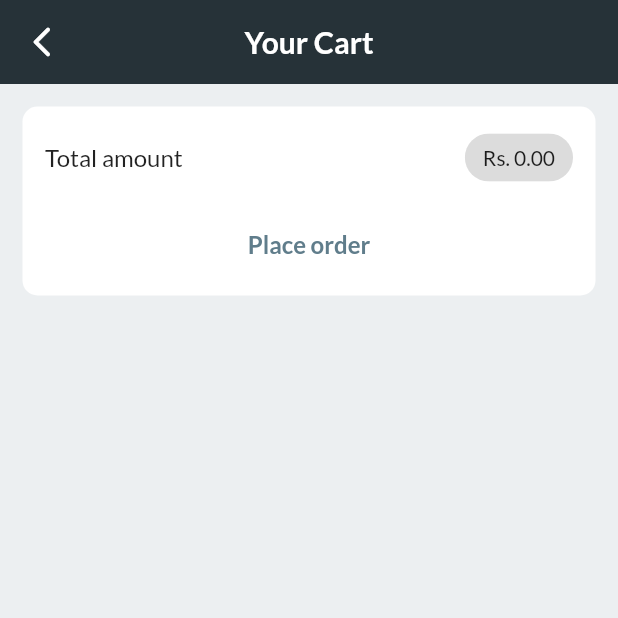
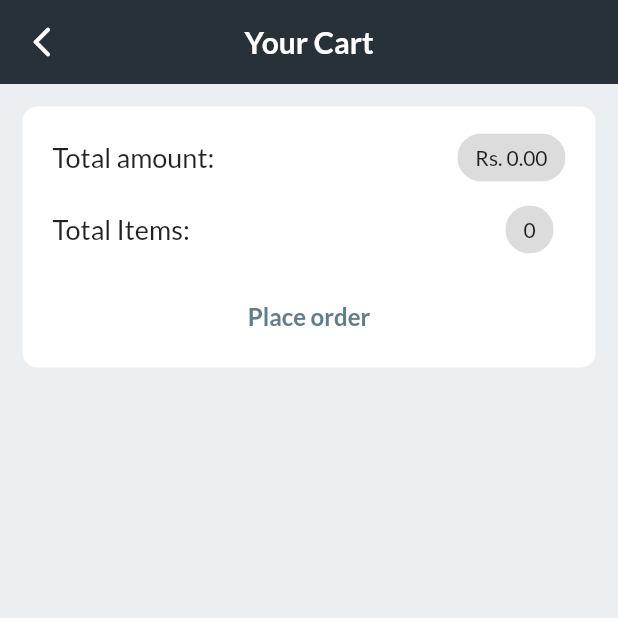
Before and after one commit to Basith-P/ebuy, a Flutter app: the CartPage screen opened by its route, on a phone screen of 412 x 824 dp, the top half of it. Run offline on Flutter 3.47's test engine with Material 2 defaults, Android fonts, the phone set to English and light mode, and no system bars; network calls fail.

Commit message:
Change cart item syling

```diff
--- a/lib/pages/cart_page.dart
+++ b/lib/pages/cart_page.dart
@@ -28,7 +28,7 @@ class CartPage extends StatelessWidget {
             ),
             margin: const EdgeInsets.all(15),
             child: Padding(
-              padding: const EdgeInsets.symmetric(vertical: 10, horizontal: 15),
+              padding: const EdgeInsets.symmetric(vertical: 10, horizontal: 20),
               child: Column(
                 crossAxisAlignment: CrossAxisAlignment.stretch,
                 children: [
@@ -36,11 +36,23 @@ class CartPage extends StatelessWidget {
                     mainAxisAlignment: MainAxisAlignment.spaceBetween,
                     children: [
                       const Text(
-                        'Total amount',
-                        style: TextStyle(fontSize: 16),
+                        'Total amount:',
+                        style: TextStyle(fontSize: 18),
                       ),
                       Chip(
                         label: Text('Rs. ${cart.totalAmount.toStringAsFixed(2)}'),
+                      )
+                    ],
+                  ),
+                  Row(
+                    mainAxisAlignment: MainAxisAlignment.spaceBetween,
+                    children: [
+                      const Text(
+                        'Total Items:',
+                        style: TextStyle(fontSize: 18),
+                      ),
+                      Chip(
+                        label: Text(cart.items.length.toString()),
                       )
                     ],
                   ),
@@ -61,6 +73,8 @@ class CartPage extends StatelessWidget {
           ),
           Expanded(
             child: ListView.builder(
+              physics: const BouncingScrollPhysics(),
+              padding: const EdgeInsets.all(15),
               shrinkWrap: true,
               itemCount: cart.items.length,
               itemBuilder: (ctx, i) => CartItem(
--- a/lib/widgets/cart_item.dart
+++ b/lib/widgets/cart_item.dart
@@ -22,14 +22,14 @@ class CartItem extends StatelessWidget {
         color: Colors.white,
         borderRadius: BorderRadius.circular(10),
       ),
-      margin: const EdgeInsets.symmetric(vertical: 4, horizontal: 15),
+      margin: const EdgeInsets.only(bottom: 8),
       child: ListTile(
-        leading: Container(
+        leading: SizedBox(
           width: 40,
           child: Image.network(imgUrl),
         ),
         title: Text(title),
-        subtitle: Text('Rs. $price    $quantity Pcs'),
+        subtitle: Text('Rs. $price    ${quantity}x'),
         trailing: Column(
           mainAxisAlignment: MainAxisAlignment.center,
           crossAxisAlignment: CrossAxisAlignment.end,
```
